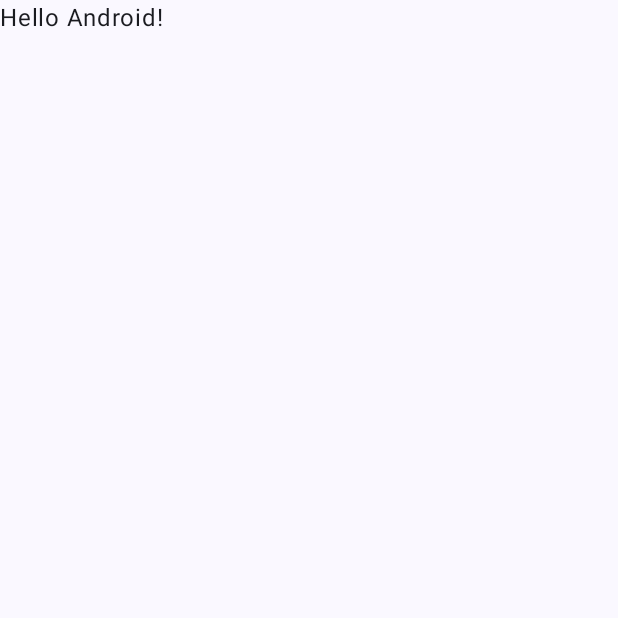
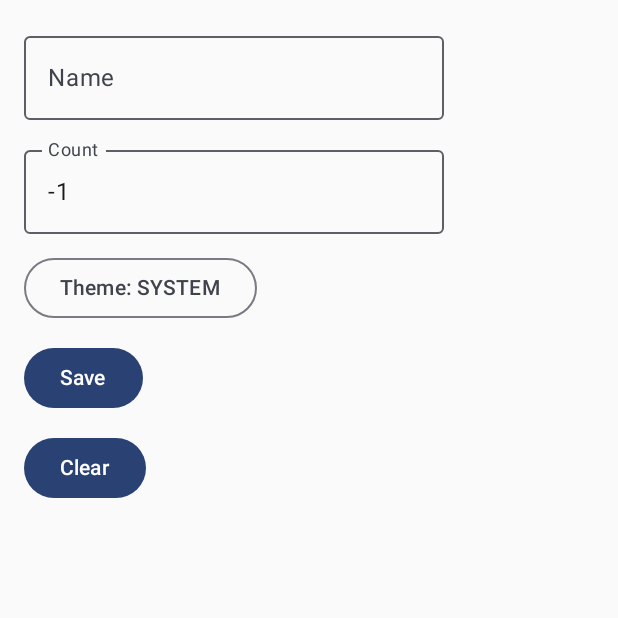
Before and after one commit to fries49923/KtAndroidCommonPractice, an Android app built with Jetpack Compose: the screen it shows after launch (MainActivity), on a phone screen of 412 x 824 dp, the top half of it. Before the commit the part shown is almost empty. Run offline under Robolectric (Android 15) with nearby library versions, the phone set to English and light mode, and no system bars; libraries missing offline, so code that uses them is left out: com.tencent.mmkv; 5 statements that could not run were skipped.

Commit message:
Update MmkvTest

```diff
--- a/MmkvTest/app/src/main/AndroidManifest.xml
+++ b/MmkvTest/app/src/main/AndroidManifest.xml
@@ -3,6 +3,7 @@
     xmlns:tools="http://schemas.android.com/tools">
 
     <application
+        android:name=".MyApplication"
         android:allowBackup="true"
         android:dataExtractionRules="@xml/data_extraction_rules"
         android:fullBackupContent="@xml/backup_rules"
--- a/MmkvTest/app/src/main/java/com/example/mmkvtest/MainActivity.kt
+++ b/MmkvTest/app/src/main/java/com/example/mmkvtest/MainActivity.kt
@@ -4,44 +4,212 @@ import android.os.Bundle
 import androidx.activity.ComponentActivity
 import androidx.activity.compose.setContent
 import androidx.activity.enableEdgeToEdge
+import androidx.activity.viewModels
+import androidx.compose.foundation.layout.Arrangement
+import androidx.compose.foundation.layout.Box
+import androidx.compose.foundation.layout.Column
 import androidx.compose.foundation.layout.fillMaxSize
 import androidx.compose.foundation.layout.padding
-import androidx.compose.material3.Scaffold
+import androidx.compose.foundation.text.KeyboardOptions
+import androidx.compose.material3.Button
+import androidx.compose.material3.DropdownMenu
+import androidx.compose.material3.DropdownMenuItem
+import androidx.compose.material3.OutlinedButton
+import androidx.compose.material3.OutlinedTextField
 import androidx.compose.material3.Text
 import androidx.compose.runtime.Composable
+import androidx.compose.runtime.getValue
+import androidx.compose.runtime.mutableStateOf
+import androidx.compose.runtime.remember
+import androidx.compose.runtime.setValue
 import androidx.compose.ui.Modifier
+import androidx.compose.ui.text.input.KeyboardType
 import androidx.compose.ui.tooling.preview.Preview
+import androidx.compose.ui.unit.dp
+import androidx.lifecycle.ViewModel
+import androidx.lifecycle.compose.collectAsStateWithLifecycle
 import com.example.mmkvtest.ui.theme.MmkvTestTheme
+import com.tencent.mmkv.MMKV
+import kotlinx.coroutines.flow.MutableStateFlow
+import kotlinx.coroutines.flow.asStateFlow
 
 class MainActivity : ComponentActivity() {
+
+    private val mainViewModel: MainViewModel by viewModels()
+
     override fun onCreate(savedInstanceState: Bundle?) {
         super.onCreate(savedInstanceState)
         enableEdgeToEdge()
         setContent {
             MmkvTestTheme {
-                Scaffold(modifier = Modifier.fillMaxSize()) { innerPadding ->
-                    Greeting(
-                        name = "Android",
-                        modifier = Modifier.padding(innerPadding)
-                    )
-                }
+                MainScreenPage(
+                    mainViewModel
+                )
             }
         }
     }
 }
 
 @Composable
-fun Greeting(name: String, modifier: Modifier = Modifier) {
-    Text(
-        text = "Hello $name!",
-        modifier = modifier
+fun MainScreenPage(
+    mainViewModel: MainViewModel
+) {
+    val name by mainViewModel.name.collectAsStateWithLifecycle()
+    val count by mainViewModel.count.collectAsStateWithLifecycle()
+    val themeMode by mainViewModel.themeMode.collectAsStateWithLifecycle()
+
+    MainScreen(
+        name = name,
+        count = count,
+        themeMode = themeMode,
+        onSetData = mainViewModel::setData,
+        onClearData = mainViewModel::clearData
     )
 }
 
+@Composable
+fun MainScreen(
+    name: String,
+    count: Int,
+    themeMode: ThemeMode,
+    onSetData: (String, Int, ThemeMode) -> Unit,
+    onClearData: () -> Unit
+) {
+    var nameInput by remember { mutableStateOf(name) }
+    var countInput by remember { mutableStateOf(count.toString()) }
+    var selectedMode by remember { mutableStateOf(themeMode) }
+
+    Column(
+        modifier = Modifier
+            .fillMaxSize()
+            .padding(16.dp),
+        verticalArrangement = Arrangement.spacedBy(12.dp)
+    ) {
+        OutlinedTextField(
+            value = nameInput,
+            onValueChange = { nameInput = it },
+            label = { Text("Name") }
+        )
+
+        OutlinedTextField(
+            value = countInput,
+            onValueChange = { countInput = it },
+            label = { Text("Count") },
+            keyboardOptions = KeyboardOptions(keyboardType = KeyboardType.Number)
+        )
+
+        ThemeModePicker(
+            selected = selectedMode,
+            onSelect = { selectedMode = it }
+        )
+
+        Button(onClick = {
+            onSetData(nameInput, countInput.toIntOrNull() ?: -1, selectedMode)
+        }) {
+            Text("Save")
+        }
+
+        Button(onClick = onClearData) {
+            Text("Clear")
+        }
+    }
+}
+
+@Composable
+fun ThemeModePicker(
+    selected: ThemeMode,
+    onSelect: (ThemeMode) -> Unit
+) {
+    var expanded by remember { mutableStateOf(false) }
+
+    Box {
+        OutlinedButton(onClick = { expanded = true }) {
+            Text("Theme: ${selected.name}")
+        }
+
+        DropdownMenu(expanded = expanded, onDismissRequest = { expanded = false }) {
+            ThemeMode.entries.forEach { mode ->
+                DropdownMenuItem(
+                    text = { Text(mode.name) },
+                    onClick = {
+                        onSelect(mode)
+                        expanded = false
+                    }
+                )
+            }
+        }
+    }
+}
+
+
 @Preview(showBackground = true)
 @Composable
-fun GreetingPreview() {
-    MmkvTestTheme {
-        Greeting("Android")
+fun MainScreenPreview() {
+    MainScreen(
+        name = "Peter",
+        count = 26,
+        themeMode = ThemeMode.DARK,
+        onSetData = { _, _, _ -> },
+        onClearData = {},
+    )
+}
+
+// <editor-fold desc="--- ViewModel ---">
+
+class MainViewModel : ViewModel() {
+
+    private val mmkv = MMKV.defaultMMKV()
+    private val keyName = "key_name"
+    private val keyCount = "key_count"
+    private val keyThemeMode = "key_themeMode"
+
+    private val _name = MutableStateFlow("")
+    val name = _name.asStateFlow()
+
+    private val _count = MutableStateFlow(-1)
+    val count = _count.asStateFlow()
+
+    private val _themeMode = MutableStateFlow(ThemeMode.SYSTEM)
+    val themeMode = _themeMode.asStateFlow()
+
+    init {
+        // 示範 containsKey 方法，可作為條件判斷參考
+        val hasName = mmkv.containsKey(keyName)
+        if (hasName) {
+            _name.value = mmkv.decodeString(keyName, "defaultValue") ?: "defaultValue"
+        }
+
+        _count.value = mmkv.decodeInt(keyCount, -1)
+
+        _themeMode.value = runCatching {
+            ThemeMode.valueOf(
+                mmkv.decodeString(keyThemeMode, ThemeMode.SYSTEM.name) ?: ThemeMode.SYSTEM.name
+            )
+        }.getOrDefault(ThemeMode.SYSTEM)
+    }
+
+    fun setData(name: String, count: Int, mode: ThemeMode) {
+        _name.value = name
+        _count.value = count
+        _themeMode.value = mode
+
+        mmkv.encode(keyName, name)
+        mmkv.encode(keyCount, count)
+        mmkv.encode(keyThemeMode, mode.name)
+    }
+
+    fun clearData() {
+        _name.value = ""
+        _count.value = -1
+        _themeMode.value = ThemeMode.SYSTEM
+
+        mmkv.removeValueForKey(keyName)
+        mmkv.removeValueForKey(keyCount)
+        mmkv.removeValueForKey(keyThemeMode)
+
+        // or use
+        //mmkv.removeValuesForKeys(arrayOf(keyName, keyCount, keyThemeMode))
     }
 }
+
+// </editor-fold>
--- /dev/null
+++ b/MmkvTest/app/src/main/java/com/example/mmkvtest/MyApplication.kt
@@ -0,0 +1,11 @@
+package com.example.mmkvtest
+
+import android.app.Application
+import com.tencent.mmkv.MMKV
+
+class MyApplication: Application() {
+    override fun onCreate() {
+        super.onCreate()
+        MMKV.initialize(this)
+    }
+}
--- /dev/null
+++ b/MmkvTest/app/src/main/java/com/example/mmkvtest/ThemeMode.kt
@@ -0,0 +1,7 @@
+package com.example.mmkvtest
+
+enum class ThemeMode {
+    SYSTEM,
+    LIGHT,
+    DARK
+}
--- a/MmkvTest/gradle/libs.versions.toml
+++ b/MmkvTest/gradle/libs.versions.toml
@@ -8,6 +8,8 @@ espressoCore = "3.6.1"
 lifecycleRuntimeKtx = "2.9.2"
 activityCompose = "1.10.1"
 composeBom = "2024.09.00"
+mmkvStatic = "2.2.2"
+lifecycleViewmodelCompose = "2.9.2"
 
 [libraries]
 androidx-core-ktx = { group = "androidx.core", name = "core-ktx", version.ref = "coreKtx" }
@@ -24,6 +26,8 @@ androidx-ui-tooling-preview = { group = "androidx.compose.ui", name = "ui-toolin
 androidx-ui-test-manifest = { group = "androidx.compose.ui", name = "ui-test-manifest" }
 androidx-ui-test-junit4 = { group = "androidx.compose.ui", name = "ui-test-junit4" }
 androidx-material3 = { group = "androidx.compose.material3", name = "material3" }
+mmkv-static = { group = "com.tencent", name = "mmkv-static", version.ref = "mmkvStatic" }
+androidx-lifecycle-viewmodel-compose = { group = "androidx.lifecycle", name = "lifecycle-viewmodel-compose", version.ref = "lifecycleViewmodelCompose" }
 
 [plugins]
 android-application = { id = "com.android.application", version.ref = "agp" }
--- a/RoomSqliteTest/gradle/libs.versions.toml
+++ b/RoomSqliteTest/gradle/libs.versions.toml
@@ -14,7 +14,6 @@ robolectric = "4.12"
 roomRuntime = "2.6.1"
 rxandroid = "3.0.2"
 rxkotlin = "3.0.1"
-roomRuntimeJvm = "2.7.2"
 coreKtxVersion = "1.6.1"
 
 [libraries]
```
Also changed, not shown: MmkvTest/app/build.gradle.kts (+7 -0 lines).
